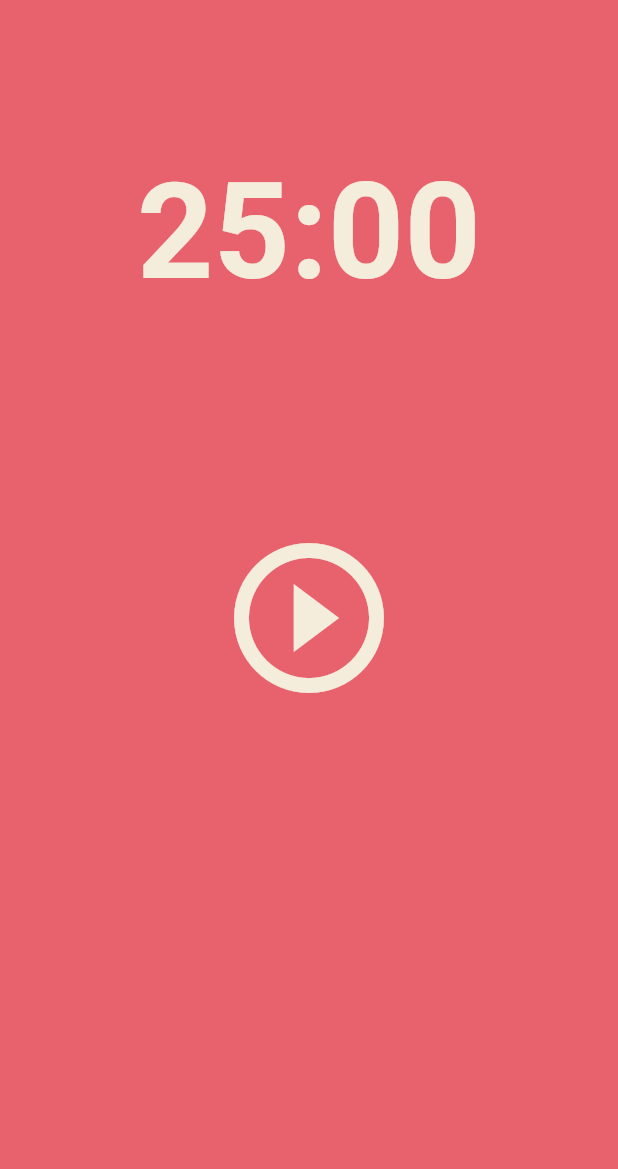
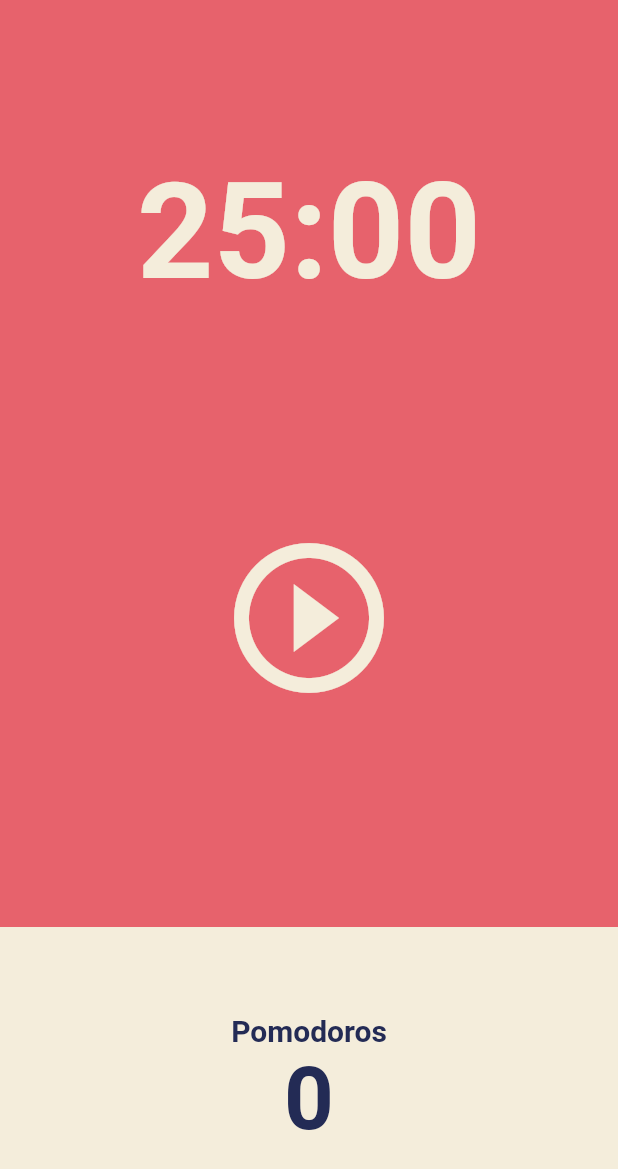
Before and after one commit to Kkim-Genie/pomodoro_app, a Flutter app: the screen it shows after launch, on a phone screen of 412 x 824 dp. Shown: the top 1169 px of the screen. Run offline on Flutter 3.47's test engine with Material 2 defaults, Android fonts, the phone set to English and light mode, and no system bars.

Commit message:
[Update] Basic UI

```diff
--- a/lib/screens/home_screen.dart
+++ b/lib/screens/home_screen.dart
@@ -41,7 +41,38 @@ class _HomeScreenState extends State<HomeScreen> {
           ),
           Flexible(
             flex: 1,
-            child: Container(),
+            child: Row(
+              children: [
+                Expanded(
+                  child: Container(
+                    decoration: BoxDecoration(
+                      color: Theme.of(context).cardColor,
+                    ),
+                    child: Column(
+                      mainAxisAlignment: MainAxisAlignment.center,
+                      children: [
+                        Text(
+                          'Pomodoros',
+                          style: TextStyle(
+                            fontSize: 20,
+                            fontWeight: FontWeight.w600,
+                            color: Theme.of(context).textTheme.headline1!.color,
+                          ),
+                        ),
+                        Text(
+                          '0',
+                          style: TextStyle(
+                            fontSize: 58,
+                            fontWeight: FontWeight.w600,
+                            color: Theme.of(context).textTheme.headline1!.color,
+                          ),
+                        ),
+                      ],
+                    ),
+                  ),
+                ),
+              ],
+            ),
           ),
         ],
       ),
```
